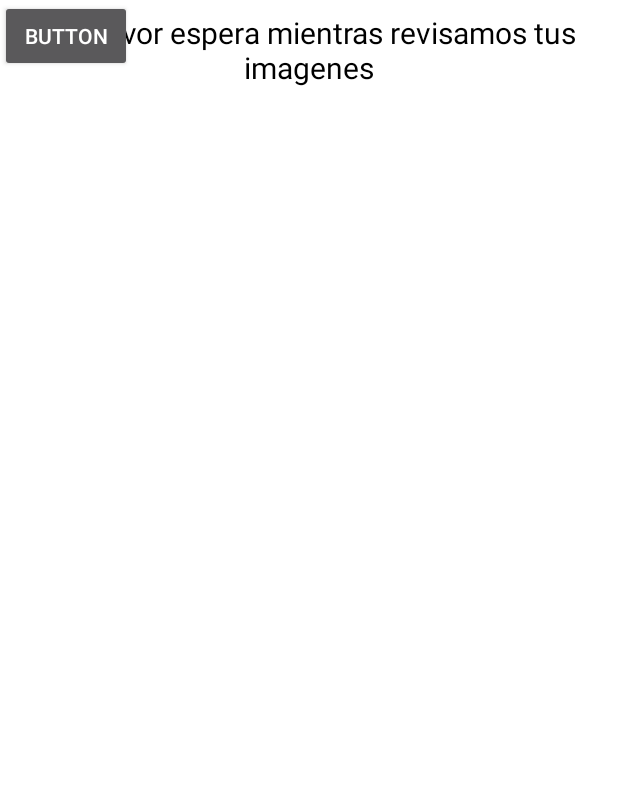
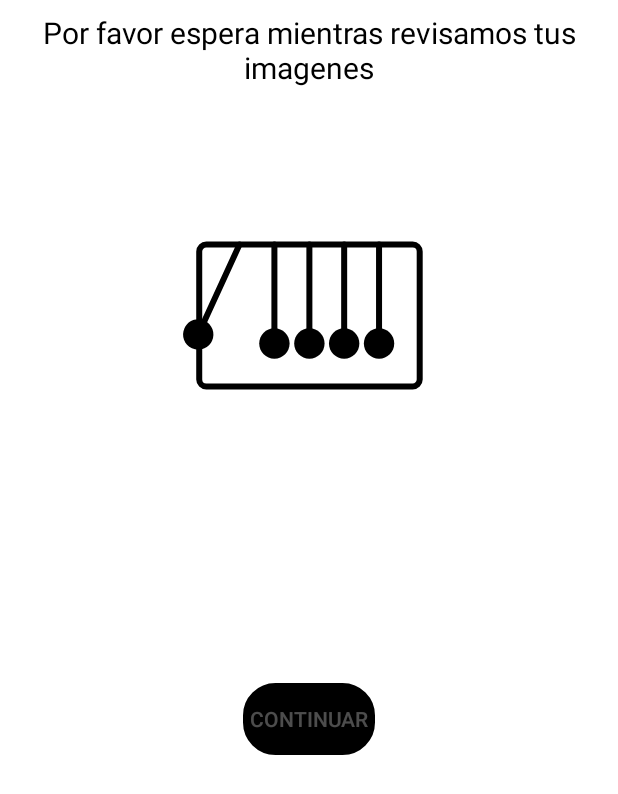
Before and after one commit to CarlosHerrera17061048/PsyProx, an Android app: the WaitRoom screen opened directly, with no data from a screen before it, on a phone screen of 412 x 824 dp. Shown: the top 794 px of the screen. Run offline under Robolectric (Android 15) with nearby library versions, the phone set to English and light mode, and no system bars; our stand-ins replace Firebase (no records; nobody signed in at launch, a user with empty details on screens opened directly); 1 statement that could not run was skipped.

Commit message:
Documentacion, animaciones lottie  y FirebaseStorage

```diff
--- a/PsyProx/app/build.gradle
+++ b/PsyProx/app/build.gradle
@@ -49,6 +49,7 @@ dependencies {
     implementation 'com.google.firebase:firebase-analytics-ktx'
     implementation 'com.google.firebase:firebase-auth-ktx'
     implementation 'com.google.firebase:firebase-auth-ktx'
+    implementation "com.airbnb.android:lottie:3.7.0"
     implementation 'com.facebook.android:facebook-android-sdk:8.2.0'
     implementation 'com.google.android.gms:play-services-auth:19.0.0'
     testImplementation 'junit:junit:4.+'
--- a/PsyProx/app/src/main/java/com/charles/psyprox/WaitRoom.java
+++ b/PsyProx/app/src/main/java/com/charles/psyprox/WaitRoom.java
@@ -1,14 +1,118 @@
 package com.charles.psyprox;
 
+import androidx.annotation.NonNull;
 import androidx.appcompat.app.AppCompatActivity;
 
 import android.os.Bundle;
+import android.os.Handler;
+import android.os.Message;
+import android.util.Log;
+import android.view.View;
+import android.widget.Button;
+
+import com.airbnb.lottie.LottieAnimationView;
+import com.google.android.gms.tasks.OnSuccessListener;
+import com.google.firebase.firestore.DocumentSnapshot;
+import com.google.firebase.firestore.FirebaseFirestore;
 
 public class WaitRoom extends AppCompatActivity {
+    // Usamos la api de Lottie para crear una variable tipo LootieAnimationView
+    LottieAnimationView lottieAnimationView;
+
+    String Email;
+    Button btnContinuar;
+
+    //Variable tipo Boleano En falso  el cual eventualmente
+    //Cambiara dependiendo de si el servidor manda una respuesta
+    //tipo true
+    Boolean Acceso = false;
+
+    //Hilo llamado estado;
+    Thread estado;
+
+    //Usamos un handlerMessage para cambiar el activity
+    //Cambiamos la animacion de waaait a completed
+    //Activamos el boton de continuar
+    Handler handlerimg = new Handler(){
+        @Override
+        public void handleMessage(@NonNull Message msg) {
+            super.handleMessage(msg);
+            lottieAnimationView = findViewById(R.id.animation_view);
+            lottieAnimationView.setAnimation(R.raw.completed);
+            lottieAnimationView.playAnimation();
+            btnContinuar.setEnabled(true);
+
+        }
+    };
+    //Nos conectamos a la Instancia de FirestoreDatabase
+    FirebaseFirestore db = FirebaseFirestore.getInstance();
+
+    //Creamos el metodo onDestroy para finalizar el hilo
+    @Override
+    protected void onDestroy() {
+        super.onDestroy();
+        estado.interrupt();
+    }
 
     @Override
     protected void onCreate(Bundle savedInstanceState) {
         super.onCreate(savedInstanceState);
         setContentView(R.layout.activity_wait_room);
+
+
+        //Inicializamos el boton y lo deshabilitamos
+        btnContinuar = findViewById(R.id.btnContinuar);
+        btnContinuar.setEnabled(false);
+
+        //Conseguimos el valor Email
+        Email = getIntent().getExtras().getString("Email","defaultKey");
+
+            //Usamos el hilo estado para checar cada segundo si el estado de la clave acceso se ha modificado
+
+            estado = new Thread(){
+                @Override
+                public void run() {
+                    super.run();
+                    while(true){
+                        try {
+                            //Aqui llamamos a la collecion "Usuarios" al documento "Email"
+                            db.collection("Usuarios").document(Email).get().addOnSuccessListener(new OnSuccessListener<DocumentSnapshot>() {
+                                @Override
+                                public void onSuccess(DocumentSnapshot documentSnapshot) {
+                                    if(documentSnapshot.exists()){
+                                        //Aqui cambiamos el estado de la variable Acceso a true si es que en el
+                                        // servidor se cambio a true
+                                        Acceso = documentSnapshot.getBoolean("Acceso: ");
+                                    }
+                                }
+                            });
+                            //Usamos el thread .sleep para que el codigo de verifcacion se ejecute cada segundo
+                            Thread.sleep(1000);
+                            Log.wtf("a",Acceso.toString());
+                            // si el Acceso es True entonces mandamos un mensaje al Handler
+                            if(Acceso == true){
+                                Message msg = handlerimg.obtainMessage();
+                                handlerimg.sendMessage(msg);
+
+                            }
+                        } catch (InterruptedException e) {
+                            e.printStackTrace();
+                        }
+                    }
+                }
+            };
+            //Inicializamos el hilo
+            estado.start();
+
+
+
+    }
+
+
+
+
+
+    public void Continuar(View view) {
+
     }
 }
--- a/PsyProx/app/src/main/res/layout/activity_wait_room.xml
+++ b/PsyProx/app/src/main/res/layout/activity_wait_room.xml
@@ -20,12 +20,32 @@
         app:layout_constraintStart_toStartOf="parent"
         app:layout_constraintTop_toTopOf="parent" />
 
+    <com.airbnb.lottie.LottieAnimationView
+        android:id="@+id/animation_view"
+        android:layout_width="230dp"
+        android:layout_height="239dp"
+       android:layout_marginTop="32dp"
+        app:layout_constraintEnd_toEndOf="parent"
+        app:layout_constraintStart_toStartOf="parent"
+        app:layout_constraintTop_toBottomOf="@+id/textView2"
+        app:lottie_rawRes="@raw/waaaait"
+        app:lottie_loop="true"
+        app:lottie_autoPlay="true"
+
+
+
+        />
+
     <Button
-        android:id="@+id/button2"
+        android:id="@+id/btnContinuar"
         android:layout_width="wrap_content"
         android:layout_height="wrap_content"
-        android:text="Button"
-        tools:layout_editor_absoluteX="160dp"
-        tools:layout_editor_absoluteY="522dp" />
+        android:layout_marginTop="125dp"
+        android:text="Continuar"
+        android:onClick="Continuar"
+        android:background="@drawable/button_rounded"
+        app:layout_constraintEnd_toEndOf="parent"
+        app:layout_constraintStart_toStartOf="parent"
+        app:layout_constraintTop_toBottomOf="@+id/animation_view" />
 
 </androidx.constraintlayout.widget.ConstraintLayout>
```
Also changed, not shown: PsyProx/app/src/main/java/com/charles/psyprox/Profile_Creation.java (+66 -14 lines), PsyProx/app/src/main/java/com/charles/psyprox/UploadFiles.java (+47 -13 lines), PsyProx/app/src/main/res/layout/activity_profile__creation.xml (+4 -4 lines).
